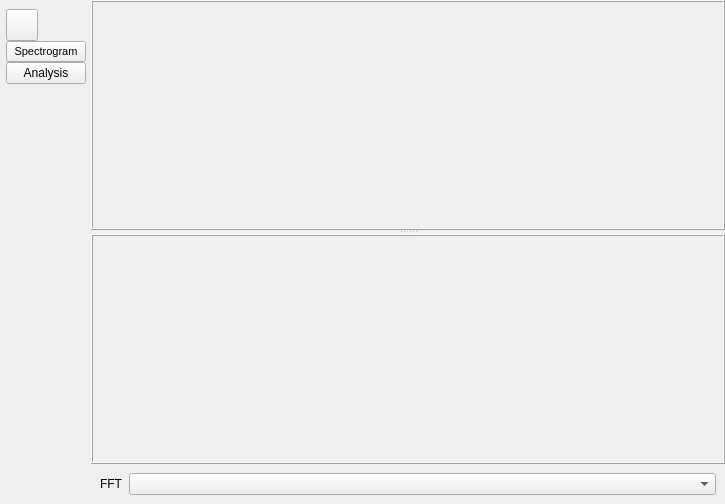
AquaCreatura/AquaWave, file sources/Arks/Spectral Viewer/Window/spectral_viewer_window.ui: the form before one commit.
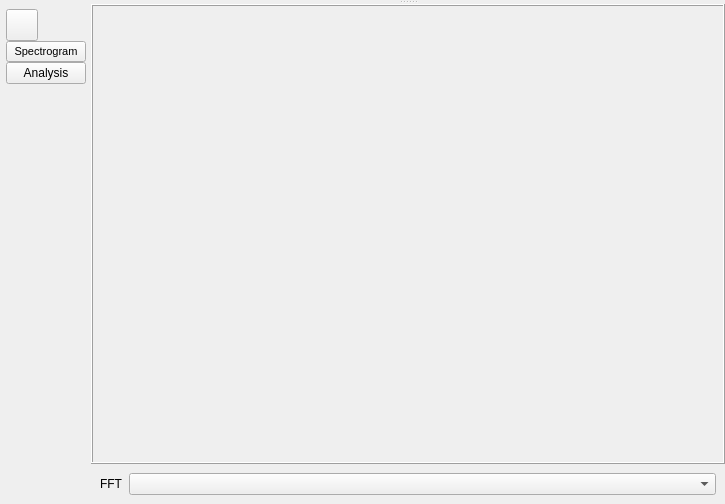
The form after the commit.

```diff
--- a/sources/Arks/Spectral Viewer/Window/spectral_viewer_window.ui
+++ b/sources/Arks/Spectral Viewer/Window/spectral_viewer_window.ui
@@ -48,7 +48,7 @@
      </property>
      <widget class="QFrame" name="main_up_part">
       <property name="frameShape">
-       <enum>QFrame::Box</enum>
+       <enum>QFrame::NoFrame</enum>
       </property>
       <property name="frameShadow">
        <enum>QFrame::Raised</enum>
```
Lines whose indentation alone changed are shown as unchanged.
